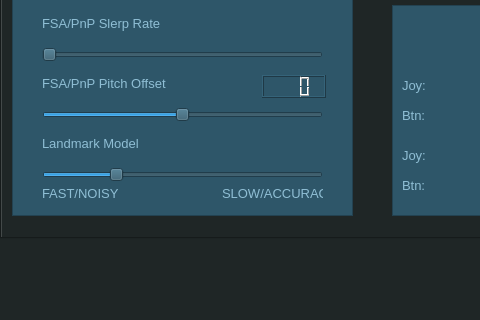
First picture: the form in agentxconfig.ui, repository jyfzh/FOXTracker, before the edit; both pictures show x 0 to 480 and y 252 to 572 of the 771 by 572 pixel window.
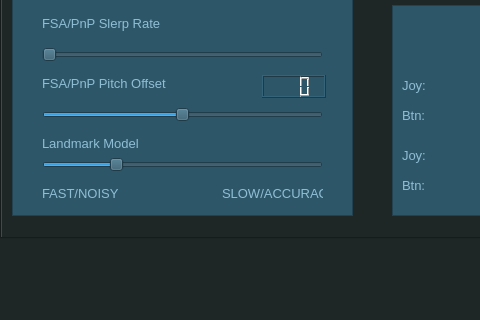
Second picture: the form after the edit. Custom widgets are drawn as their Qt base class.

Patch:
```diff
--- a/agentxconfig.ui
+++ b/agentxconfig.ui
@@ -354,7 +354,7 @@
       <property name="geometry">
        <rect>
         <x>30</x>
-        <y>380</y>
+        <y>370</y>
         <width>281</width>
         <height>20</height>
        </rect>
```
Left out of the diff: 2 changed lines with no effect on the pictures.
